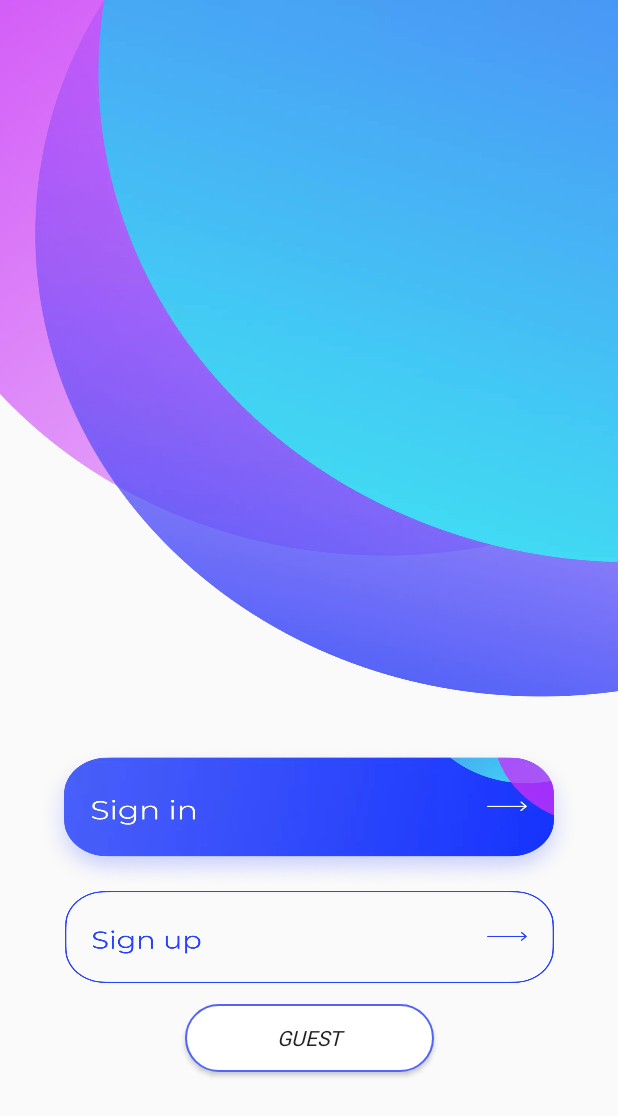
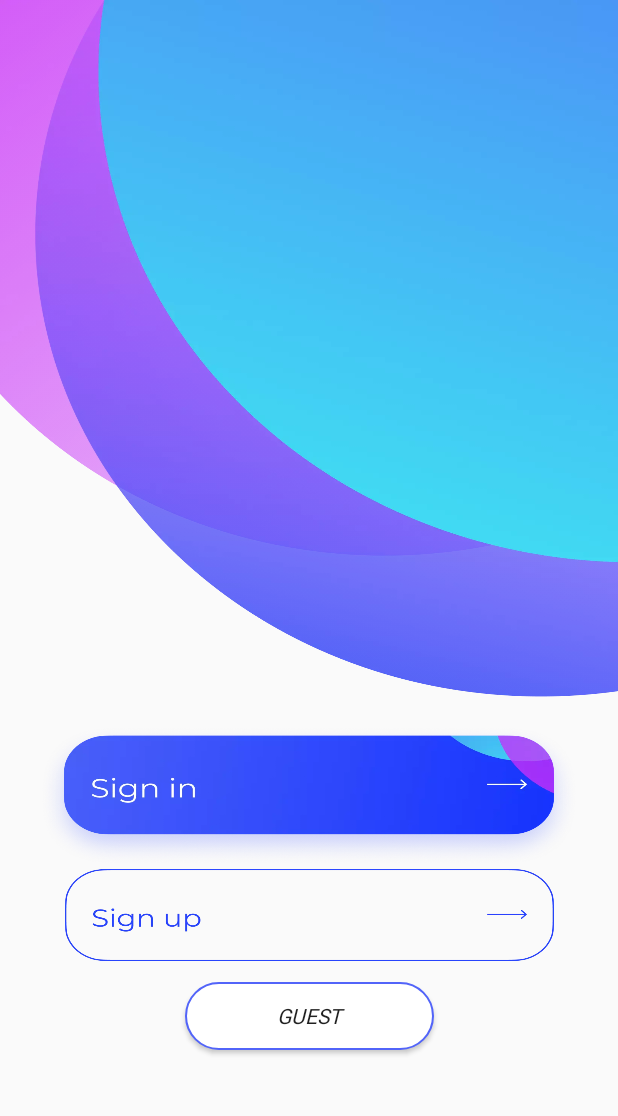
Before and after one commit to avi-vivek/StockMoney, an Android app: the screen it shows after launch (MainActivity), on a phone screen of 412 x 824 dp. Shown: the top 1116 px of the screen. Run offline under Robolectric (Android 15) with nearby library versions, the phone set to English and light mode, and no system bars.

Commit message:
update app page

```diff
--- a/app/build.gradle
+++ b/app/build.gradle
@@ -37,6 +37,7 @@ dependencies {
     implementation 'com.google.firebase:firebase-auth:19.4.0'
     implementation 'com.google.firebase:firebase-database:19.5.0'
     implementation 'com.google.firebase:firebase-firestore:21.7.1'
+    implementation 'com.google.android.material:material:1.3.0-alpha03'
     testImplementation 'junit:junit:4.13'
     androidTestImplementation 'androidx.test.ext:junit:1.1.2'
     androidTestImplementation 'androidx.test.espresso:espresso-core:3.3.0'
--- a/app/src/main/AndroidManifest.xml
+++ b/app/src/main/AndroidManifest.xml
@@ -9,6 +9,7 @@
         android:roundIcon="@mipmap/ic_launcher_round"
         android:supportsRtl="true"
         android:theme="@style/AppTheme">
+        <activity android:name=".Guest"></activity>
         <activity android:name=".MainActivity2" />
         <activity android:name=".Login" />
         <activity android:name=".SignUp" />
--- a/app/src/main/res/drawable/forgot_button.xml
+++ b/app/src/main/res/drawable/forgot_button.xml
@@ -1,2 +1,4 @@
 <?xml version="1.0" encoding="utf-8"?>
-<shape></shape>
+<shape>
+
+</shape>
--- a/app/src/main/res/layout-normal/activity_signup.xml
+++ b/app/src/main/res/layout-normal/activity_signup.xml
@@ -36,7 +36,7 @@
             android:fontFamily="@font/montserratregular"
             android:gravity="bottom|left"
             android:text="@string/sign_up"
-            android:textColor="@android:color/black"
+            android:textColor="@color/black"
             android:textSize="24sp"
             android:textStyle="bold"
             app:layout_constraintEnd_toEndOf="parent"
--- a/app/src/main/res/layout/activity_main.xml
+++ b/app/src/main/res/layout/activity_main.xml
@@ -1,9 +1,13 @@
 <?xml version="1.0" encoding="utf-8"?>
-<androidx.constraintlayout.widget.ConstraintLayout xmlns:android="http://schemas.android.com/apk/res/android"
+<ScrollView xmlns:android="http://schemas.android.com/apk/res/android"
     xmlns:app="http://schemas.android.com/apk/res-auto"
     xmlns:tools="http://schemas.android.com/tools"
     android:layout_width="match_parent"
-    android:layout_height="match_parent"
+    android:layout_height="match_parent">
+
+    <androidx.constraintlayout.widget.ConstraintLayout
+        android:layout_width="match_parent"
+        android:layout_height="wrap_content"
         tools:context=".MainActivity">
 
         <ImageView
@@ -57,13 +61,13 @@
             android:layout_marginStart="16dp"
             android:layout_marginTop="14dp"
             android:layout_marginEnd="16dp"
-        android:layout_marginBottom="20dp"
+            android:layout_marginBottom="60dp"
             android:background="@drawable/guest_botton"
+            android:fontFamily="@font/seguisym"
+            android:onClick="mainActivity"
             android:text="@string/guest"
-        android:fontFamily="@font/seguisym"
             android:textSize="14sp"
             android:textStyle="italic"
-        android:onClick="mainActivity"
             app:layout_constraintBottom_toBottomOf="parent"
             app:layout_constraintEnd_toEndOf="parent"
             app:layout_constraintHorizontal_bias="0.5"
@@ -73,3 +77,4 @@
 
 
     </androidx.constraintlayout.widget.ConstraintLayout>
+</ScrollView>
--- a/app/src/main/res/layout/activity_signup.xml
+++ b/app/src/main/res/layout/activity_signup.xml
@@ -33,7 +33,7 @@
         android:fontFamily="@font/montserratregular"
         android:gravity="center"
         android:text="@string/sign_up"
-        android:textColor="@android:color/black"
+        android:textColor="@color/black"
         android:textSize="24sp"
         android:textStyle="bold"
         app:layout_constraintEnd_toEndOf="parent"
--- a/app/src/main/res/values/colors.xml
+++ b/app/src/main/res/values/colors.xml
@@ -3,8 +3,10 @@
     <color name="colorPrimary">#6200EE</color>
     <color name="colorPrimaryDark">#3700B3</color>
     <color name="colorAccent">#03DAC5</color>
-    <color name="blue">#4960F9</color>
+    <color name="blue">#2743FD</color>
     <color name="skyblue">#C72FF8</color>
     <color name="lightblue">#5264F9</color>
     <color name="lightGreay">#D3D3D3</color>
+    <color name="white">#ffffff</color>
+    <color name="black">#3A3A3A</color>
 </resources>
--- a/build.gradle
+++ b/build.gradle
@@ -6,7 +6,7 @@ buildscript {
         jcenter()
     }
     dependencies {
-        classpath "com.android.tools.build:gradle:4.0.2"
+        classpath 'com.android.tools.build:gradle:4.1.0'
         classpath "org.jetbrains.kotlin:kotlin-gradle-plugin:$kotlin_version"
         classpath 'com.google.gms:google-services:4.3.4'
         // NOTE: Do not place your application dependencies here; they belong
```
Also changed, not shown: app/src/main/java/com/example/stockmoney/Guest.kt (added, +11 -0 lines), app/src/main/java/com/example/stockmoney/Login.kt (+4 -3 lines), app/src/main/res/layout/activity_guest.xml (added, +35 -0 lines), app/src/main/res/layout/activity_login.xml (+14 -7 lines), app/src/main/res/layout/dialog_forgot_password.xml (deleted, +0 -7 lines), app/src/main/res/values/strings.xml (+6 -1 lines), gradle/wrapper/gradle-wrapper.properties. Lines whose indentation alone changed are shown as unchanged.
